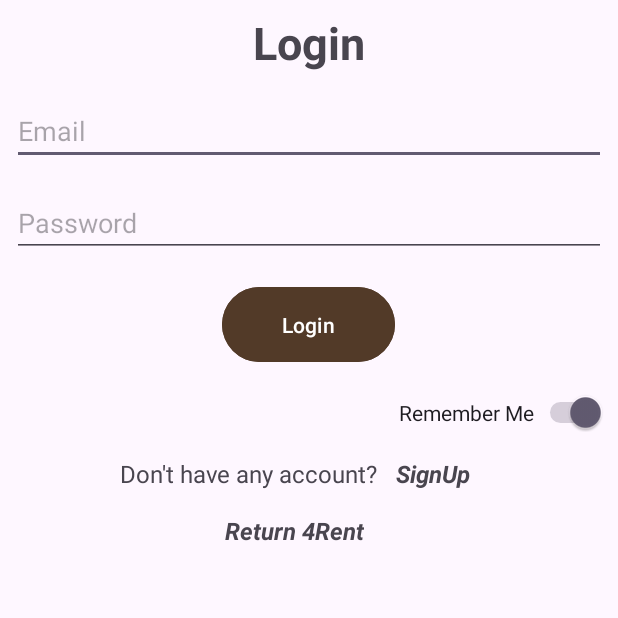
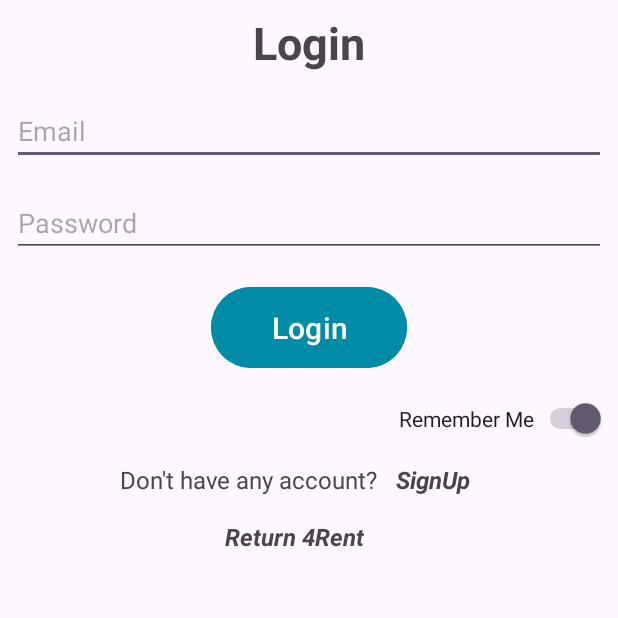
Before and after one commit to AlfieGBC/Group4_4Rent, an Android app: the LoginActivity screen opened directly, with no data from a screen before it, on a phone screen of 412 x 824 dp, the top half of it. Run offline under Robolectric (Android 15) with nearby library versions, the phone set to English and light mode, and no system bars; our stand-ins replace Firebase (no records; nobody signed in at launch, a user with empty details on screens opened directly).

Commit message:
little changes

```diff
--- a/app/src/main/res/layout/activity_login.xml
+++ b/app/src/main/res/layout/activity_login.xml
@@ -36,11 +36,12 @@
         android:layout_gravity="center"
         android:layout_margin="8dp"
         android:text="Login"
+        android:textSize="20sp"
         android:paddingEnd="40dp"
         android:paddingStart="40dp"
-        android:paddingTop="15dp"
-        android:paddingBottom="15dp"
-        android:backgroundTint="#523A28"
+        android:paddingTop="13dp"
+        android:paddingBottom="13dp"
+        android:backgroundTint="#008ba6"
         />
 
     <Switch
--- a/app/src/main/res/layout/activity_register.xml
+++ b/app/src/main/res/layout/activity_register.xml
@@ -110,11 +110,12 @@
         android:layout_margin="8dp"
         android:text="Register"
         android:layout_gravity="center"
+        android:textSize="20sp"
         android:paddingEnd="40dp"
         android:paddingStart="40dp"
         android:paddingTop="15dp"
         android:paddingBottom="15dp"
-        android:backgroundTint="#523A28"/>
+        android:backgroundTint="#008ba6"/>
 
     <RelativeLayout
         android:layout_width="match_parent"
```
Also changed, not shown: app/src/main/res/layout/activity_profile.xml (+6 -1 lines).
